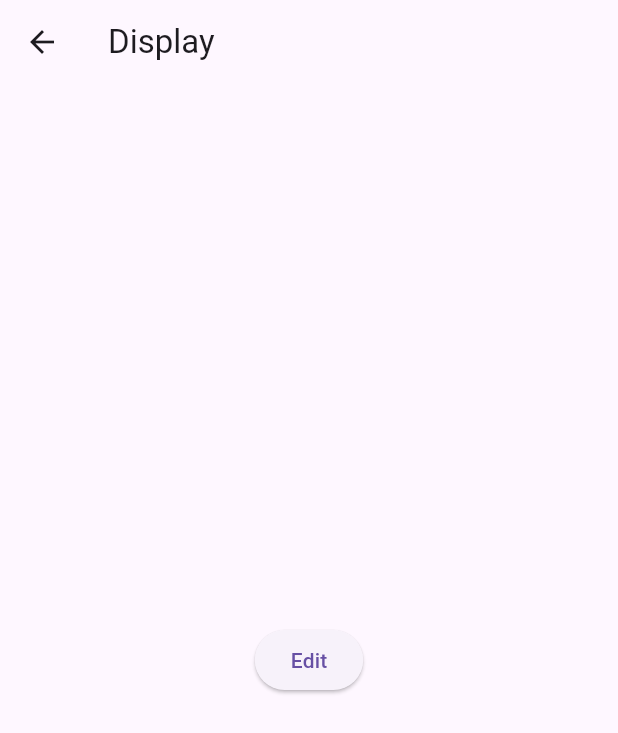
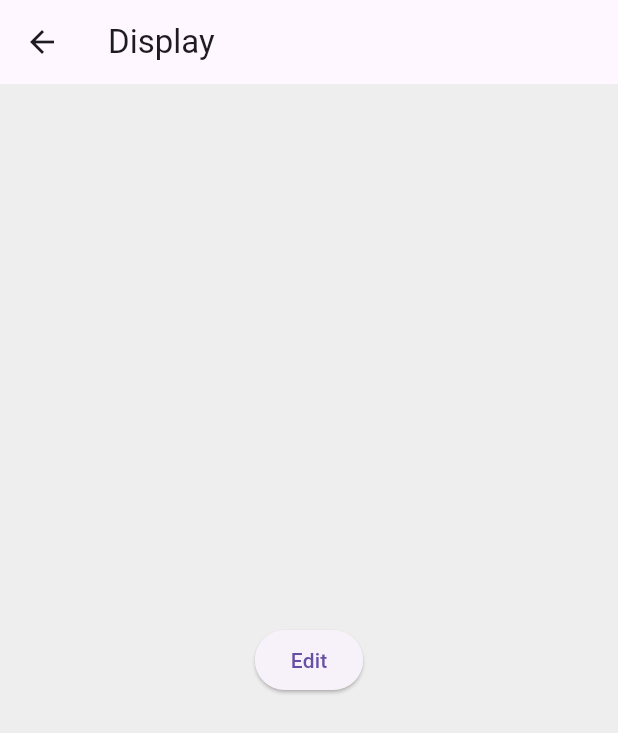
Before and after one commit to zizutg/meetava_pro, a Flutter app: the screen it shows after launch, after a tap on the "settings" icon, on a phone screen of 412 x 824 dp. Shown: the top 733 px of the screen. Run offline on Flutter 3.47's test engine with Material 3 defaults, Android fonts, the phone set to English and light mode, and no system bars; our stand-ins replace flutter_riverpod, go_router, riverpod_annotation, syncfusion_flutter_charts; generated files the repository leaves out were written again.

Commit message:
all stream lined and waiting for response to continue

```diff
--- a/lib/main.dart
+++ b/lib/main.dart
@@ -4,6 +4,7 @@ import 'package:meetava_pro/src/ui/screens/employment_display_screen.dart';
 import 'package:meetava_pro/src/ui/screens/employment_edit_screen.dart';
 import 'package:meetava_pro/src/ui/screens/home_screen.dart';
 import 'package:go_router/go_router.dart';
+import 'package:meetava_pro/src/util/color_palette.dart';
 
 void main() {
   runApp(ProviderScope(child: MeetAvaApp()));
@@ -36,6 +37,7 @@ class MeetAvaApp extends StatelessWidget {
   @override
   Widget build(BuildContext context) {
     return MaterialApp.router(
+      theme: ThemeData(scaffoldBackgroundColor: Colors.grey.shade200),
       debugShowCheckedModeBanner: false,
       routerDelegate: _router.routerDelegate,
       routeInformationParser: _router.routeInformationParser,
--- a/lib/src/ui/screens/employment_display_screen.dart
+++ b/lib/src/ui/screens/employment_display_screen.dart
@@ -7,6 +7,7 @@ class EmploymentDisplayScreen extends ConsumerWidget {
 
   @override
   Widget build(BuildContext context, WidgetRef ref) {
+    // TO-DO: Complete the screen with widget
     return Scaffold(
       appBar: AppBar(
         title: const Text('Display'),
--- a/lib/src/ui/screens/employment_edit_screen.dart
+++ b/lib/src/ui/screens/employment_edit_screen.dart
@@ -6,6 +6,7 @@ class EmploymentEditScreen extends ConsumerWidget {
 
   @override
   Widget build(BuildContext context, WidgetRef ref) {
+    // TO-DO: Complete the screen with widget
     return Scaffold(
       appBar: AppBar(
         title: const Text('Edit Screen'),
--- a/lib/src/ui/widgets/credit_factor_card.dart
+++ b/lib/src/ui/widgets/credit_factor_card.dart
@@ -17,42 +17,37 @@ class CreditFactorCard extends ConsumerWidget {
 
     return Card(
       elevation: 1,
+      color: Palette.white,
       shape: RoundedRectangleBorder(
         borderRadius: BorderRadius.circular(15),
       ),
       child: Padding(
-        padding: const EdgeInsets.all(16.0),
+        padding: AppPadding.allMedium,
         child: Column(
           mainAxisSize: MainAxisSize.min,
           crossAxisAlignment: CrossAxisAlignment.center,
           children: [
-            AppGaps.smallGap,
+            AppGaps.vSmallGap,
             SizedBox(
-              width: 90,
+              width: 100,
               child: Center(
                 child: Text(
                   creditFactorModel.title,
                   softWrap: true,
                   overflow: TextOverflow.visible,
                   textAlign: TextAlign.center,
-                  style: const TextStyle(
-                    fontSize: 12,
-                    fontWeight: FontWeight.bold,
-                    color: Palette.darkPurple,
-                  ),
+                  style: AppTextStyles.headlineSmall
+                      .copyWith(fontSize: 14, color: Palette.darkPurple),
                 ),
               ),
             ),
-            AppGaps.medGap,
+            AppGaps.vMedGap,
             Text(
               creditFactorModel.number,
-              style: const TextStyle(
-                fontSize: 18,
-                fontWeight: FontWeight.bold,
-                color: Palette.deepPurple,
-              ),
+              style: AppTextStyles.headlineLarge
+                  .copyWith(color: Palette.deepPurple),
             ),
-            AppGaps.hugeGap,
+            AppGaps.vLargeGap,
             Container(
               padding: const EdgeInsets.symmetric(vertical: 5, horizontal: 10),
               decoration: BoxDecoration(
--- a/lib/src/ui/widgets/credit_score_widget.dart
+++ b/lib/src/ui/widgets/credit_score_widget.dart
@@ -32,17 +32,34 @@ class CreditScoreWidget extends ConsumerWidget {
             Column(
               crossAxisAlignment: CrossAxisAlignment.start,
               children: [
-                Text(
-                  creditScoreData.header,
-                  style: AppTextStyles.headlineMedium
-                      .copyWith(color: Palette.darkPurple),
+                Row(
+                  children: [
+                    Text(
+                      creditScoreData.header,
+                      style: AppTextStyles.headlineMedium
+                          .copyWith(color: Palette.darkPurple),
+                    ),
+                    AppGaps.hSmallGap,
+                    Container(
+                      //color: Palette.medGreen,
+                      padding: const EdgeInsets.symmetric(horizontal: 2),
+                      decoration: BoxDecoration(
+                          borderRadius: BorderRadius.circular(20),
+                          color: Palette.medGreen),
+                      child: Text(
+                        creditScoreData.points,
+                        style: AppTextStyles.bodyMedium
+                            .copyWith(color: Palette.white),
+                      ),
+                    )
+                  ],
                 ),
                 Text(
                   creditScoreData.subHeader,
                   style: AppTextStyles.bodyMedium
                       .copyWith(color: Palette.lightPurple),
                 ),
-                AppGaps.smallGap,
+                AppGaps.vSmallGap,
                 Text(
                   creditScoreData.dataSource,
                   style: AppTextStyles.bodySmall.copyWith(
@@ -50,7 +67,7 @@ class CreditScoreWidget extends ConsumerWidget {
                 )
               ],
             ),
-            const Expanded(child: AppGaps.smallGap),
+            const Expanded(child: AppGaps.vSmallGap),
             if (atBaseHeader) CircleScoreWidget(),
           ],
         ),
--- a/lib/src/ui/widgets/section_header.dart
+++ b/lib/src/ui/widgets/section_header.dart
@@ -14,7 +14,7 @@ class SectionHeader extends ConsumerWidget {
       width: double.infinity,
       child: Column(
         children: [
-          AppGaps.hugeGap,
+          AppGaps.vHugeGap,
           Text(title, style: AppTextStyles.displaySmall
               //!.copyWith(fontWeight: FontWeight.bold),
               ),
--- a/lib/src/util/constants.dart
+++ b/lib/src/util/constants.dart
@@ -9,9 +9,12 @@ class AppPadding {
   static const EdgeInsets allMedium = EdgeInsets.all(16.0);
   static const EdgeInsets allLarge = EdgeInsets.all(24.0);
 
-  static const EdgeInsets horizontalSmall = EdgeInsets.symmetric(horizontal: 8.0);
-  static const EdgeInsets horizontalMedium = EdgeInsets.symmetric(horizontal: 16.0);
-  static const EdgeInsets horizontalLarge = EdgeInsets.symmetric(horizontal: 24.0);
+  static const EdgeInsets horizontalSmall =
+      EdgeInsets.symmetric(horizontal: 8.0);
+  static const EdgeInsets horizontalMedium =
+      EdgeInsets.symmetric(horizontal: 16.0);
+  static const EdgeInsets horizontalLarge =
+      EdgeInsets.symmetric(horizontal: 24.0);
 
   static const EdgeInsets verticalSmall = EdgeInsets.symmetric(vertical: 8.0);
   static const EdgeInsets verticalMedium = EdgeInsets.symmetric(vertical: 16.0);
@@ -35,32 +38,62 @@ class AppColor {
 }
 
 class AppTextStyles {
-  static const TextStyle displayLarge = TextStyle(fontSize: 32.0, fontWeight: FontWeight.bold, color: AppColor.darkPurple);
-  static const TextStyle displayMedium = TextStyle(fontSize: 28.0, fontWeight: FontWeight.bold, color: AppColor.deepPurple);
-  static const TextStyle displaySmall = TextStyle(fontSize: 24.0, fontWeight: FontWeight.normal, color: AppColor.darkPurple);
+  static const TextStyle displayLarge = TextStyle(
+      fontSize: 32.0, fontWeight: FontWeight.bold, color: AppColor.darkPurple);
+  static const TextStyle displayMedium = TextStyle(
+      fontSize: 28.0, fontWeight: FontWeight.bold, color: AppColor.deepPurple);
+  static const TextStyle displaySmall = TextStyle(
+      fontSize: 24.0,
+      fontWeight: FontWeight.normal,
+      color: AppColor.darkPurple);
 
-  static const TextStyle headlineLarge = TextStyle(fontSize: 20.0, fontWeight: FontWeight.bold, color: AppColor.darkPurple);
-  static const TextStyle headlineMedium = TextStyle(fontSize: 18.0, fontWeight: FontWeight.bold, color: AppColor.deepPurple);
-  static const TextStyle headlineSmall = TextStyle(fontSize: 16.0, fontWeight: FontWeight.bold, color: AppColor.medPurple);
+  static const TextStyle headlineLarge = TextStyle(
+      fontSize: 20.0, fontWeight: FontWeight.bold, color: AppColor.darkPurple);
+  static const TextStyle headlineMedium = TextStyle(
+      fontSize: 18.0, fontWeight: FontWeight.bold, color: AppColor.deepPurple);
+  static const TextStyle headlineSmall = TextStyle(
+      fontSize: 16.0, fontWeight: FontWeight.bold, color: AppColor.medPurple);
 
-  static const TextStyle titleLarge = TextStyle(fontSize: 16.0, fontWeight: FontWeight.normal, color: AppColor.darkPurple);
-  static const TextStyle titleMedium = TextStyle(fontSize: 14.0, fontWeight: FontWeight.normal, color: AppColor.deepPurple);
-  static const TextStyle titleSmall = TextStyle(fontSize: 12.0, fontWeight: FontWeight.normal, color: AppColor.medPurple);
+  static const TextStyle titleLarge = TextStyle(
+      fontSize: 16.0,
+      fontWeight: FontWeight.normal,
+      color: AppColor.darkPurple);
+  static const TextStyle titleMedium = TextStyle(
+      fontSize: 14.0,
+      fontWeight: FontWeight.normal,
+      color: AppColor.deepPurple);
+  static const TextStyle titleSmall = TextStyle(
+      fontSize: 12.0, fontWeight: FontWeight.normal, color: AppColor.medPurple);
 
-  static const TextStyle bodyLarge = TextStyle(fontSize: 14.0, fontWeight: FontWeight.normal, color: AppColor.deepPurple);
-  static const TextStyle bodyMedium = TextStyle(fontSize: 12.0, fontWeight: FontWeight.normal, color: AppColor.medPurple);
-  static const TextStyle bodySmall = TextStyle(fontSize: 10.0, fontWeight: FontWeight.normal, color: AppColor.lightPurple);
+  static const TextStyle bodyLarge = TextStyle(
+      fontSize: 14.0,
+      fontWeight: FontWeight.normal,
+      color: AppColor.deepPurple);
+  static const TextStyle bodyMedium = TextStyle(
+      fontSize: 12.0, fontWeight: FontWeight.normal, color: AppColor.medPurple);
+  static const TextStyle bodySmall = TextStyle(
+      fontSize: 10.0,
+      fontWeight: FontWeight.normal,
+      color: AppColor.lightPurple);
 
-  static const TextStyle labelLarge = TextStyle(fontSize: 14.0, fontWeight: FontWeight.bold, color: AppColor.deepPurple);
-  static const TextStyle labelMedium = TextStyle(fontSize: 12.0, fontWeight: FontWeight.bold, color: AppColor.medPurple);
-  static const TextStyle labelSmall = TextStyle(fontSize: 10.0, fontWeight: FontWeight.bold, color: AppColor.lightPurple);
+  static const TextStyle labelLarge = TextStyle(
+      fontSize: 14.0, fontWeight: FontWeight.bold, color: AppColor.deepPurple);
+  static const TextStyle labelMedium = TextStyle(
+      fontSize: 12.0, fontWeight: FontWeight.bold, color: AppColor.medPurple);
+  static const TextStyle labelSmall = TextStyle(
+      fontSize: 10.0, fontWeight: FontWeight.bold, color: AppColor.lightPurple);
 }
 
 class AppGaps {
-  static const Widget smallGap = SizedBox(height: 8);
-  static const Widget medGap = SizedBox(height: 16);
-  static const Widget largeGap = SizedBox(height: 24);
-  static const Widget hugeGap = SizedBox(height: 32);
+  static const Widget vSmallGap = SizedBox(height: 8);
+  static const Widget vMedGap = SizedBox(height: 16);
+  static const Widget vLargeGap = SizedBox(height: 24);
+  static const Widget vHugeGap = SizedBox(height: 32);
+
+  static const Widget hSmallGap = SizedBox(width: 8);
+  static const Widget hMedGap = SizedBox(width: 16);
+  static const Widget hLargeGap = SizedBox(width: 24);
+  static const Widget hHugeGap = SizedBox(width: 32);
 }
 
 class AppSizes {
@@ -83,7 +116,8 @@ class AppBorderRadius {
   static const BorderRadius small = BorderRadius.all(Radius.circular(4.0));
   static const BorderRadius medium = BorderRadius.all(Radius.circular(8.0));
   static const BorderRadius large = BorderRadius.all(Radius.circular(16.0));
-  static const BorderRadius extraLarge = BorderRadius.all(Radius.circular(24.0));
+  static const BorderRadius extraLarge =
+      BorderRadius.all(Radius.circular(24.0));
 
   // Specific for cards, buttons, etc.
   static const BorderRadius card = BorderRadius.all(Radius.circular(12.0));
```
